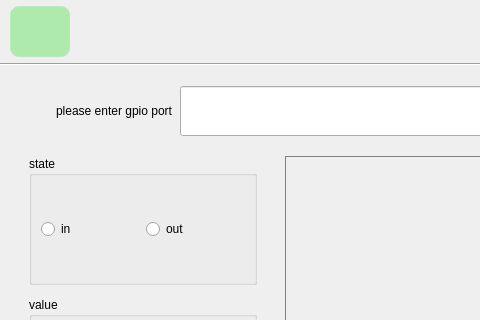
Qt form gpio.ui (jizizihe/baijie_demo) before a commit; both pictures show x 0 to 480 and y 0 to 320 of the 627 by 446 pixel window.
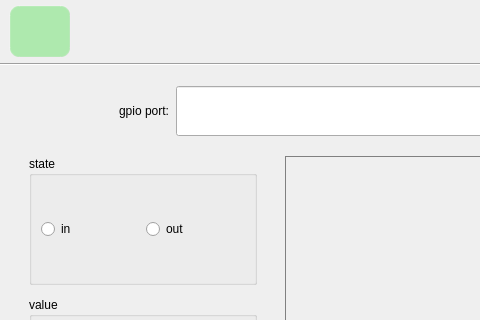
The same form after that commit. Icons and pictures are not drawn.

Commit message: func: 1.add file directory display and modify layout in strorage       2.add switch buttons and change layout in 4g       3.add display serial port for server when receiving data and keypress test in multiple selection can be tested in interface       4.modify content in User Manual       5.Add databases for wifi, hotspots, Bluetooth, and networking

What changed in the file:
```diff
--- a/gpio.ui
+++ b/gpio.ui
@@ -417,7 +417,10 @@
           <enum>Qt::WheelFocus</enum>
          </property>
          <property name="text">
-          <string>please enter gpio port</string>
+          <string>gpio port:</string>
+         </property>
+         <property name="alignment">
+          <set>Qt::AlignRight|Qt::AlignTrailing|Qt::AlignVCenter</set>
          </property>
         </widget>
        </item>
```
The commit also changes 43 other files.
